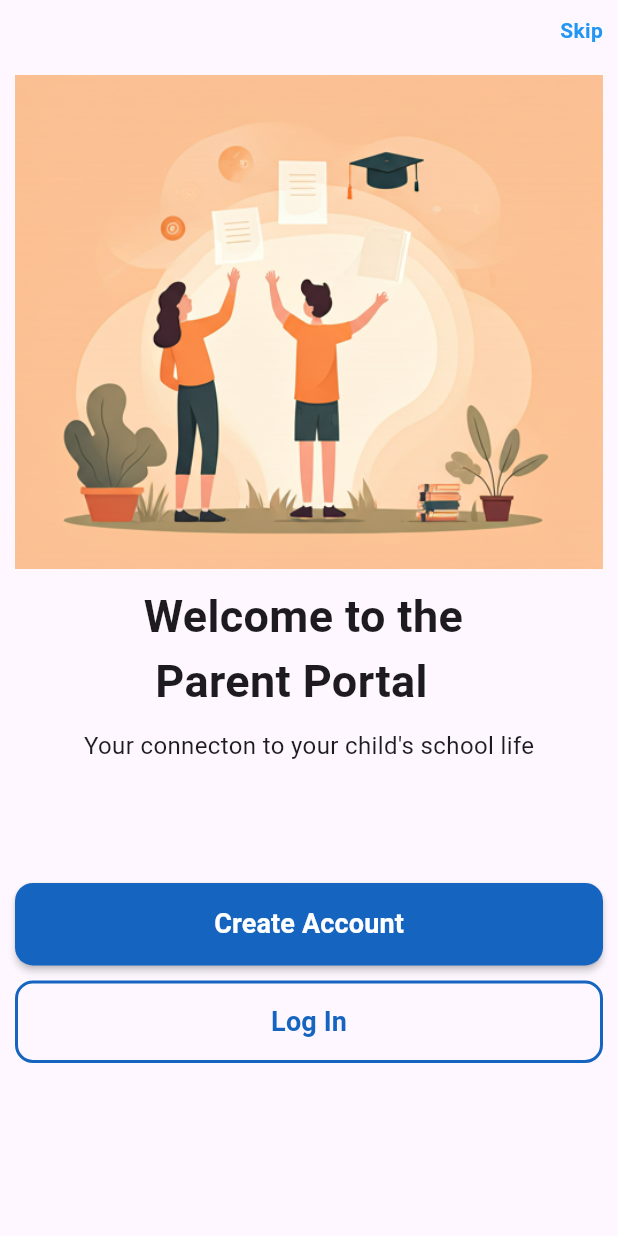
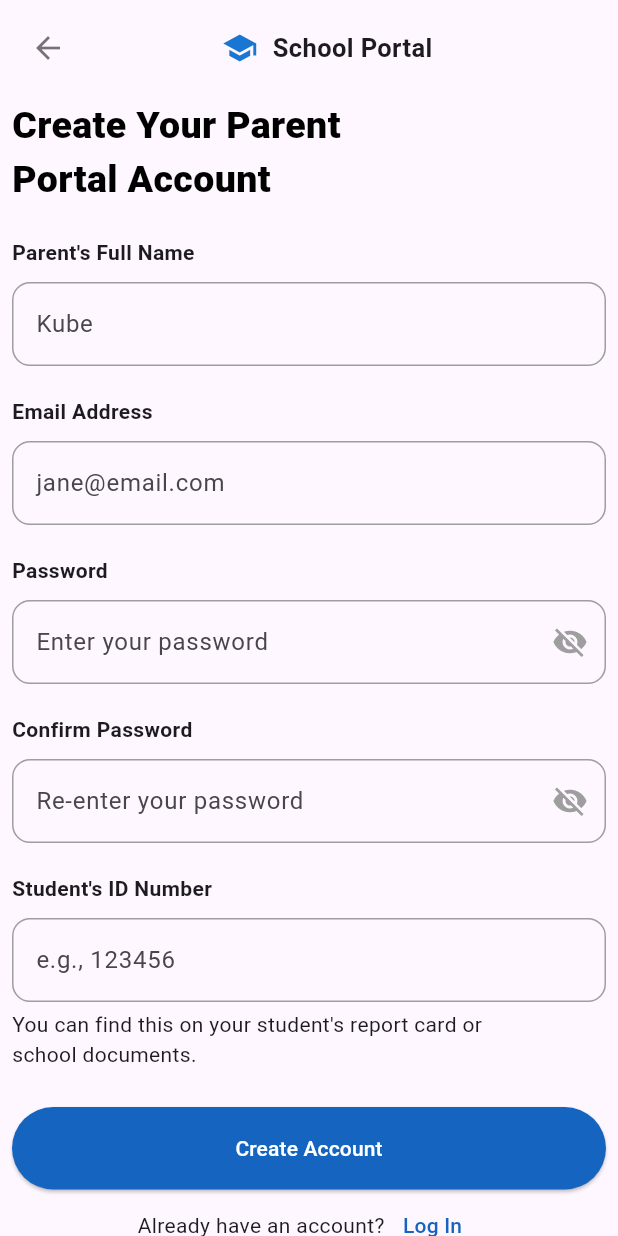
Before and after one commit to jorgeeyy/suku_mobile, a Flutter app: the screen it shows after launch, after a tap on "Create Account", on a phone screen of 412 x 824 dp. Run offline on Flutter 3.47's test engine with Material 3 defaults, Android fonts, the light colour scheme and no system bars.

Commit message:
signup screen wireup

```diff
--- a/lib/screens/onboardingScreens/loginScreen.dart
+++ b/lib/screens/onboardingScreens/loginScreen.dart
@@ -9,6 +9,9 @@ class LoginScreen extends StatefulWidget {
 }
 
 class _LoginScreenState extends State<LoginScreen> {
+  final TextEditingController passwordController = TextEditingController();
+
+
   @override
   Widget build(BuildContext context) {
     return Scaffold(
@@ -39,7 +42,10 @@ class _LoginScreenState extends State<LoginScreen> {
                         TextField(
                           decoration: InputDecoration(
                             hintText: "Enter your email address",
-                            prefixIcon: Icon(Icons.email, color: Colors.black54),
+                            prefixIcon: Icon(
+                              Icons.email,
+                              color: Colors.black54,
+                            ),
                             border: OutlineInputBorder(
                               borderRadius: BorderRadius.circular(12),
                               borderSide: const BorderSide(color: Colors.grey),
@@ -58,9 +64,7 @@ class _LoginScreenState extends State<LoginScreen> {
                           ),
                         ),
                         SizedBox(height: 20),
-                        Text("Password"),
-                        SizedBox(height: 10),
-                        PasswordField(),
+                        PasswordFormField(controller: passwordController, label: "Password", hintText: "Enter your password"),
                         SizedBox(height: 20),
                         Align(
                           alignment: Alignment.centerRight,
@@ -109,7 +113,6 @@ class _LoginScreenState extends State<LoginScreen> {
                               // elevation: 2,
                             ),
                             child: Row(
-                              // crossAxisAlignment: CrossAxisAlignment.start,
                               mainAxisAlignment: MainAxisAlignment.center,
                               children: [
                                 Icon(Icons.face, color: Colors.black54),
@@ -129,7 +132,7 @@ class _LoginScreenState extends State<LoginScreen> {
                       ],
                     ),
                   ],
-                )
+                ),
               ],
             ),
           ),
--- /dev/null
+++ b/lib/screens/onboardingScreens/signupScreen.dart
@@ -0,0 +1,197 @@
+import 'package:flutter/material.dart';
+import 'package:suku_mobile/screens/onboardingScreens/loginScreen.dart';
+import 'package:suku_mobile/ui/passwordField.dart';
+
+import '../../ui/customTextForm.dart';
+
+class SignupScreen extends StatefulWidget {
+  SignupScreen({super.key});
+
+  @override
+  State<SignupScreen> createState() => _SignupScreenState();
+}
+
+class _SignupScreenState extends State<SignupScreen> {
+  final _formKey = GlobalKey<FormState>();
+
+  final TextEditingController fullNameController = TextEditingController();
+  final TextEditingController emailController = TextEditingController();
+  final TextEditingController passwordController = TextEditingController();
+  final TextEditingController confirmPasswordController =
+      TextEditingController();
+  final TextEditingController studentIDNumberController =
+      TextEditingController();
+
+  @override
+  Widget build(BuildContext context) {
+    return Scaffold(
+      body: SafeArea(
+        child: SingleChildScrollView(
+          child: Padding(
+            padding: EdgeInsets.all(8.0),
+            child: Form(
+              key: _formKey,
+              child: Column(
+                crossAxisAlignment: CrossAxisAlignment.start,
+                children: [
+                  Row(
+                    children: [
+                      IconButton(
+                        onPressed: () {
+                          Navigator.pop(context);
+                        },
+                        icon: Icon(
+                          Icons.arrow_back,
+                          color: Colors.black54,
+                        ),
+                      ),
+                      Expanded(
+                        child: Row(
+                          mainAxisAlignment: MainAxisAlignment.center,
+                          children: [
+                            Icon(Icons.school, color: Colors.blue[700]),
+                            SizedBox(width: 10),
+                            Text(
+                              "School Portal",
+                              style: TextStyle(
+                                fontWeight: FontWeight.bold,
+                                fontSize: 17,
+                              ),
+                            ),
+                          ],
+                        ),
+                      ),
+                      Opacity(
+                        opacity: 0,
+                        child: Icon(Icons.arrow_back_ios_new),
+                      ),
+                    ],
+                  ),
+                  SizedBox(height: 10),
+                  Text(
+                    "Create Your Parent\nPortal Account",
+                    style: TextStyle(
+                      color: Colors.black,
+                      fontWeight: FontWeight.w800,
+                      fontSize: 25,
+                    ),
+                    textAlign: TextAlign.left,
+                  ),
+                  SizedBox(height: 10),
+                  // Text("Parent's Full Name"),
+                  SizedBox(height: 10),
+                  CustomTextFormField(
+                    controller: fullNameController,
+                    label: "Parent's Full Name",
+                    hintText: 'Kube',
+                    validator: (value) {
+                      if (value == null || value.trim().isEmpty) {
+                        return "Full name is required";
+                      }
+                      return null;
+                    },
+                  ),
+                  SizedBox(height: 20),
+                  CustomTextFormField(
+                    controller: emailController,
+                    label: 'Email Address',
+                    hintText: 'jane@email.com',
+                    validator: (value) {
+                      if (value == null || value.trim().isEmpty) {
+                        return "Email is required";
+                      }
+                      return null;
+                    },
+                  ),
+                  SizedBox(height: 20),
+                  PasswordFormField(
+                    controller: passwordController,
+                    label: "Password",
+                    hintText: "Enter your password",
+                    validator: (value) {
+                      if (value == null || value.isEmpty) {
+                        return "Password is required";
+                      }
+                      if (value.length < 6) {
+                        return "Password must be at least 6 characters";
+                      }
+                      return null;
+                    },
+                  ),
+                  SizedBox(height: 20),
+                  PasswordFormField(
+                    controller: confirmPasswordController,
+                    label: "Confirm Password",
+                    hintText: "Re-enter your password",
+                    validator: (value) {
+                      if (value == null || value.isEmpty) {
+                        return "Please confirm your password";
+                      }
+                      if (value != passwordController.text) {
+                        return "Passwords do not match";
+                      }
+                      return null;
+                    },
+                  ),
+                  SizedBox(height: 20),
+                  CustomTextFormField(
+                    controller: studentIDNumberController,
+                    label: "Student's ID Number",
+                    hintText: 'e.g., 123456',
+                    keyboardType: TextInputType.number,
+                    validator: (value) {
+                      if (value == null || value.trim().isEmpty) {
+                        return "Student ID is required";
+                      }
+                      return null;
+                    },
+                  ),
+                  SizedBox(height: 5),
+                  Text(
+                    "You can find this on your student's report card or\nschool documents.",
+                  ),
+                  SizedBox(height: 25),
+                  SizedBox(
+                    height: 55,
+                    width: double.infinity,
+                    child: ElevatedButton(
+                      onPressed: () {},
+                      style: ElevatedButton.styleFrom(
+                        backgroundColor: Colors.blue[800],
+                      ),
+                      child: Text(
+                        "Create Account",
+                        style: TextStyle(color: Colors.white),
+                      ),
+                    ),
+                  ),
+                  // SizedBox(height: 10,),
+                  Row(
+                    mainAxisAlignment: MainAxisAlignment.center,
+                    children: [
+                      Text("Already have an account?"),
+                      TextButton(
+                        onPressed: () {
+                          Navigator.push(
+                            context,
+                            MaterialPageRoute(
+                              builder: (context) => LoginScreen(),
+                            ),
+                          );
+                        },
+                        child: Text(
+                          "Log In",
+                          style: TextStyle(color: Colors.blue[800]),
+                        ),
+                      ),
+                    ],
+                  ),
+                ],
+              ),
+            ),
+          ),
+        ),
+      ),
+    );
+  }
+}
--- a/lib/screens/onboardingScreens/welcomescreen.dart
+++ b/lib/screens/onboardingScreens/welcomescreen.dart
@@ -1,7 +1,7 @@
 import 'package:flutter/material.dart';
+import 'package:suku_mobile/screens/onboardingScreens/signupScreen.dart';
 
 import 'loginScreen.dart';
-
 
 class Welcomescreen extends StatefulWidget {
   const Welcomescreen({super.key});
@@ -11,7 +11,6 @@ class Welcomescreen extends StatefulWidget {
 }
 
 class _WelcomescreenState extends State<Welcomescreen> {
-
   @override
   Widget build(BuildContext context) {
     return Scaffold(
@@ -60,7 +59,14 @@ class _WelcomescreenState extends State<Welcomescreen> {
                       width: double.infinity,
                       height: 55,
                       child: ElevatedButton(
-                        onPressed: () {},
+                        onPressed: () {
+                          Navigator.push(
+                            context,
+                            MaterialPageRoute(
+                              builder: (context) => SignupScreen(),
+                            ),
+                          );
+                        },
                         style: ElevatedButton.styleFrom(
                           backgroundColor: Colors.blue[800],
                           shape: RoundedRectangleBorder(
@@ -88,13 +94,11 @@ class _WelcomescreenState extends State<Welcomescreen> {
                             context,
                             MaterialPageRoute(
                               builder: (context) => LoginScreen(),
-                            ),);
+                            ),
+                          );
                         },
                         style: OutlinedButton.styleFrom(
-                          side: BorderSide(
-                            color: Colors.blue[800]!,
-                            width: 2,
-                          ),
+                          side: BorderSide(color: Colors.blue[800]!, width: 2),
                           shape: RoundedRectangleBorder(
                             borderRadius: BorderRadius.circular(12),
                           ),
@@ -109,8 +113,8 @@ class _WelcomescreenState extends State<Welcomescreen> {
                         ),
                       ),
                     ),
+
                     // SizedBox(height: 10),
-
                   ],
                 ),
               ],
--- /dev/null
+++ b/lib/ui/customTextForm.dart
@@ -0,0 +1,68 @@
+import 'package:flutter/material.dart';
+
+class CustomTextFormField extends StatelessWidget {
+  final TextEditingController controller;
+  final String label;
+  final String hintText;
+  final IconData? prefixIcon;
+  final IconData? suffixIcon;
+  final bool obscureText;
+  final TextInputType keyboardType;
+  final String? Function(String?)? validator;
+
+  const CustomTextFormField({
+    super.key,
+    required this.controller,
+    required this.label,
+    required this.hintText,
+    this.prefixIcon,
+    this.suffixIcon,
+    this.obscureText = false,
+    this.keyboardType = TextInputType.text,
+    this.validator,
+  });
+
+  @override
+  Widget build(BuildContext context) {
+    return Column(
+      crossAxisAlignment: CrossAxisAlignment.start,
+      children: [
+        Text(label, style: TextStyle(
+          fontWeight: FontWeight.bold,
+        ),),
+        const SizedBox(height: 10),
+
+        TextFormField(
+          controller: controller,
+          obscureText: obscureText,
+          keyboardType: keyboardType,
+          validator: validator,
+          decoration: InputDecoration(
+            hintText: hintText,
+            prefixIcon: prefixIcon != null
+                ? Icon(prefixIcon, color: Colors.black54)
+                : null,
+            suffix: suffixIcon != null
+                ? Icon(suffixIcon, color: Colors.black54)
+                : null,
+            border: OutlineInputBorder(
+              borderRadius: BorderRadius.circular(12),
+              borderSide: const BorderSide(color: Colors.grey),
+            ),
+            enabledBorder: OutlineInputBorder(
+              borderRadius: BorderRadius.circular(12),
+              borderSide: const BorderSide(color: Colors.grey),
+            ),
+            focusedBorder: OutlineInputBorder(
+              borderRadius: BorderRadius.circular(12),
+              borderSide: BorderSide(
+                color: Colors.blue.shade800,
+                width: 2,
+              ),
+            ),
+          ),
+        ),
+      ],
+    );
+  }
+}
--- a/lib/ui/passwordField.dart
+++ b/lib/ui/passwordField.dart
@@ -1,42 +1,64 @@
 import 'package:flutter/material.dart';
 
-class PasswordField extends StatefulWidget {
-  const PasswordField({super.key});
+class PasswordFormField extends StatefulWidget {
+  final TextEditingController controller;
+  final String label;
+  final String hintText;
+  final String? Function(String?)? validator;
+
+  const PasswordFormField({
+    super.key,
+    required this.controller,
+    required this.label,
+    required this.hintText,
+    this.validator,
+  });
 
   @override
-  State<PasswordField> createState() => _PasswordFieldState();
+  State<PasswordFormField> createState() => _PasswordFormFieldState();
 }
 
-class _PasswordFieldState extends State<PasswordField> {
+class _PasswordFormFieldState extends State<PasswordFormField> {
   bool _isVisible = false;
 
   @override
   Widget build(BuildContext context) {
-    return TextField(
-      obscureText: !_isVisible, // password hidden when false
+    return Column(
+      crossAxisAlignment: CrossAxisAlignment.start,
+      children: [
+
+        Text(widget.label, style: TextStyle(
+          fontWeight: FontWeight.bold,
+        ),),
+        const SizedBox(height: 10),
+
+        TextFormField(
+          controller: widget.controller,
+          obscureText: !_isVisible,
+          validator: widget.validator,
+
           decoration: InputDecoration(
-        hintText: "Enter your password",
+            hintText: widget.hintText,
 
-        // 👁 Icon toggles password visibility
             suffixIcon: IconButton(
               icon: Icon(
                 _isVisible ? Icons.visibility : Icons.visibility_off,
                 color: Colors.grey,
               ),
               onPressed: () {
-            setState(() {
-              _isVisible = !_isVisible;
-            });
+                setState(() => _isVisible = !_isVisible);
               },
             ),
+
             border: OutlineInputBorder(
               borderRadius: BorderRadius.circular(12),
-          borderSide: const BorderSide(color: Colors.grey),
             ),
+
             enabledBorder: OutlineInputBorder(
               borderRadius: BorderRadius.circular(12),
               borderSide: const BorderSide(color: Colors.grey),
             ),
+
             focusedBorder: OutlineInputBorder(
               borderRadius: BorderRadius.circular(12),
               borderSide: BorderSide(
@@ -45,6 +67,62 @@ class _PasswordFieldState extends State<PasswordField> {
               ),
             ),
           ),
+        ),
+      ],
     );
   }
 }
+
+
+
+
+// import 'package:flutter/material.dart';
+//
+// class PasswordField extends StatefulWidget {
+//   const PasswordField({super.key});
+//
+//   @override
+//   State<PasswordField> createState() => _PasswordFieldState();
+// }
+//
+// class _PasswordFieldState extends State<PasswordField> {
+//   bool _isVisible = false;
+//
+//   @override
+//   Widget build(BuildContext context) {
+//     return TextField(
+//       obscureText: !_isVisible, // password hidden when false
+//       decoration: InputDecoration(
+//         hintText: "Enter your password",
+//
+//         // 👁 Icon toggles password visibility
+//         suffixIcon: IconButton(
+//           icon: Icon(
+//             _isVisible ? Icons.visibility : Icons.visibility_off,
+//             color: Colors.grey,
+//           ),
+//           onPressed: () {
+//             setState(() {
+//               _isVisible = !_isVisible;
+//             });
+//           },
+//         ),
+//         border: OutlineInputBorder(
+//           borderRadius: BorderRadius.circular(12),
+//           borderSide: const BorderSide(color: Colors.grey),
+//         ),
+//         enabledBorder: OutlineInputBorder(
+//           borderRadius: BorderRadius.circular(12),
+//           borderSide: const BorderSide(color: Colors.grey),
+//         ),
+//         focusedBorder: OutlineInputBorder(
+//           borderRadius: BorderRadius.circular(12),
+//           borderSide: BorderSide(
+//             color: Colors.blue.shade800,
+//             width: 2,
+//           ),
+//         ),
+//       ),
+//     );
+//   }
+// }
```
Lines whose indentation alone changed are shown as unchanged.
